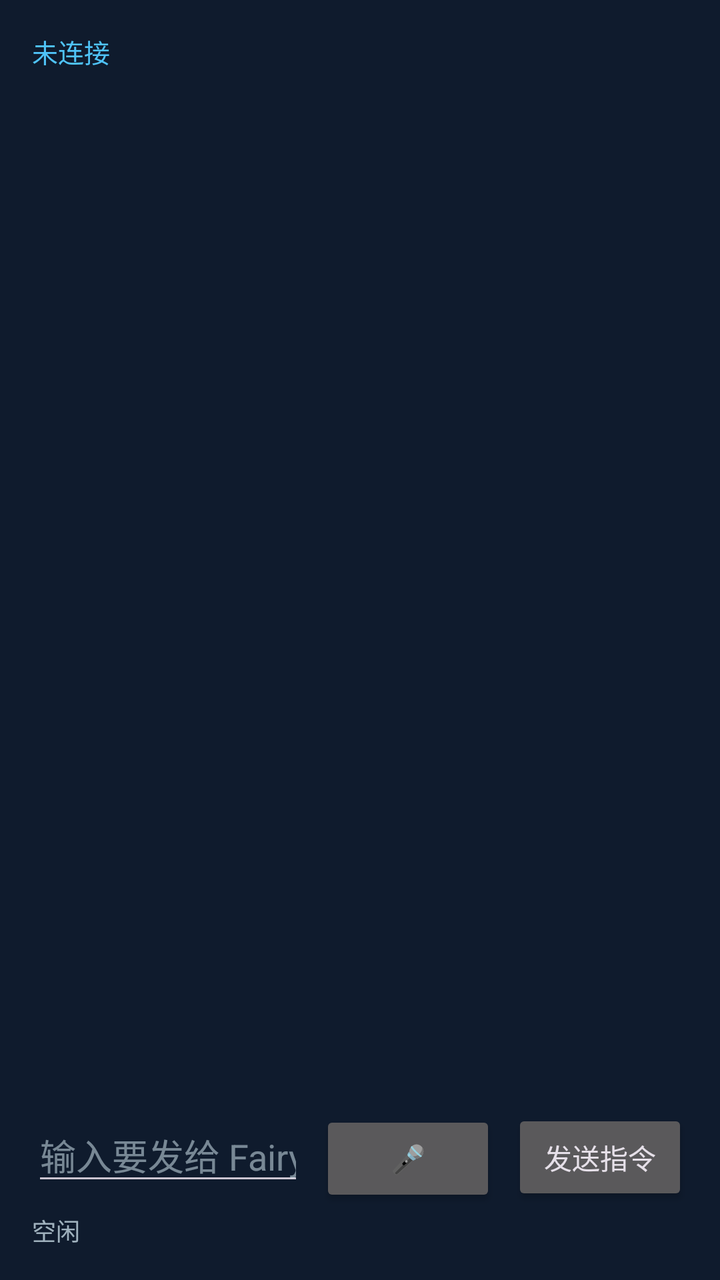
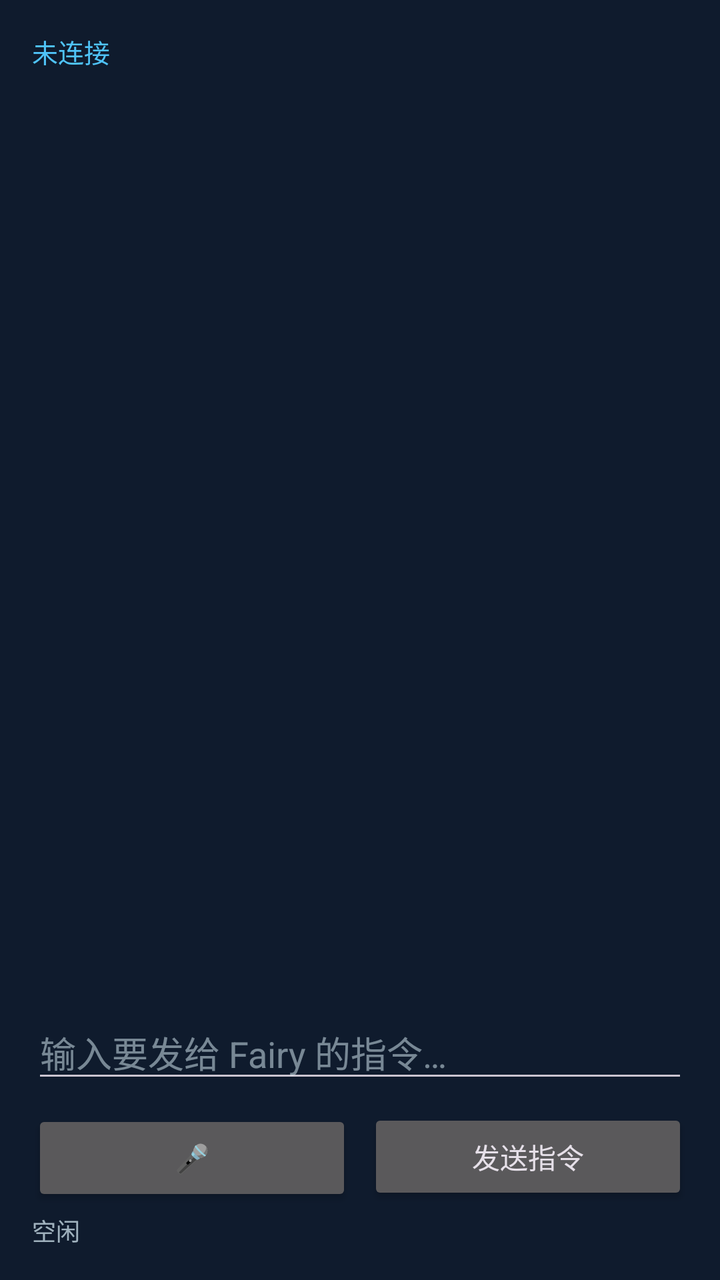

An Android layout rendered at two revisions. The XML below is the earlier revision; the diff shows what the commit changed to produce the second picture.
<!-- AndroidManifest.xml: application theme Theme.FairyVoice -->
<!-- res/layout/fragment_chat.xml -->
<?xml version="1.0" encoding="utf-8"?>
<LinearLayout xmlns:android="http://schemas.android.com/apk/res/android"
    android:layout_width="match_parent"
    android:layout_height="match_parent"
    android:orientation="vertical"
    android:background="@color/fairy_bg"
    android:padding="16dp">

    <TextView
        android:id="@+id/tvChatStatus"
        android:layout_width="match_parent"
        android:layout_height="wrap_content"
        android:text="@string/status_disconnected"
        android:textColor="@color/fairy_blue"
        android:textSize="13sp" />

    <androidx.recyclerview.widget.RecyclerView
        android:id="@+id/rvChat"
        android:layout_width="match_parent"
        android:layout_height="0dp"
        android:layout_weight="1"
        android:layout_marginTop="8dp"
        android:clipToPadding="false"
        android:paddingBottom="8dp"
        android:scrollbars="vertical" />

    <LinearLayout
        android:layout_width="match_parent"
        android:layout_height="wrap_content"
        android:layout_marginTop="8dp"
        android:orientation="horizontal">

        <EditText
            android:id="@+id/etChatInput"
            android:layout_width="0dp"
            android:layout_height="wrap_content"
            android:layout_weight="1"
            android:hint="@string/hint_ask_input"
            android:imeOptions="actionSend"
            android:inputType="text"
            android:maxLines="3"
            android:textColor="@color/fairy_text"
            android:textColorHint="#80E1F5FE" />

        <Button
            android:id="@+id/btnChatMic"
            android:layout_width="wrap_content"
            android:layout_height="wrap_content"
            android:layout_marginStart="8dp"
            android:text="@string/btn_mic" />

        <Button
            android:id="@+id/btnChatSend"
            android:layout_width="wrap_content"
            android:layout_height="wrap_content"
            android:layout_marginStart="8dp"
            android:text="@string/btn_send_ask" />
    </LinearLayout>

    <TextView
        android:id="@+id/tvChatState"
        android:layout_width="match_parent"
        android:layout_height="wrap_content"
        android:layout_marginTop="4dp"
        android:text="@string/voice_state_idle"
        android:textColor="#B0E1F5FE"
        android:textSize="12sp" />
</LinearLayout>
<!-- resources referenced by this layout -->
<resources>
  <color name="fairy_bg">#0F1B2D</color>
  <color name="fairy_blue">#4FC3F7</color>
  <color name="fairy_text">#E1F5FE</color>
  <string name="btn_mic">🎤</string>
  <string name="btn_send_ask">发送指令</string>
  <string name="hint_ask_input">输入要发给 Fairy 的指令…</string>
  <string name="status_disconnected">未连接</string>
  <string name="voice_state_idle">空闲</string>
  <style name="Theme.FairyVoice" parent="Theme.Material3.Dark.NoActionBar">
          <item name="colorPrimary">@color/fairy_blue</item>
          <item name="colorOnPrimary">#06121F</item>
          <item name="colorSecondary">@color/fairy_blue_dark</item>
          <item name="android:statusBarColor">@color/fairy_bg</item>
          <item name="android:navigationBarColor">@color/fairy_bg</item>
          
          <item name="android:windowOptOutEdgeToEdgeEnforcement">true</item>
      </style>
  <color name="fairy_blue_dark">#0288D1</color>
</resources>

<!-- the commit's change to res/layout/fragment_chat.xml (unified diff, before → after) -->
@@ -24,35 +24,36 @@
         android:paddingBottom="8dp"
         android:scrollbars="vertical" />
 
+    <EditText
+        android:id="@+id/etChatInput"
+        android:layout_width="match_parent"
+        android:layout_height="wrap_content"
+        android:layout_marginTop="8dp"
+        android:hint="@string/hint_ask_input"
+        android:imeOptions="actionSend"
+        android:inputType="text"
+        android:maxLines="3"
+        android:textColor="@color/fairy_text"
+        android:textColorHint="#80E1F5FE" />
+
     <LinearLayout
         android:layout_width="match_parent"
         android:layout_height="wrap_content"
         android:layout_marginTop="8dp"
         android:orientation="horizontal">
 
-        <EditText
-            android:id="@+id/etChatInput"
+        <Button
+            android:id="@+id/btnChatMic"
             android:layout_width="0dp"
             android:layout_height="wrap_content"
             android:layout_weight="1"
-            android:hint="@string/hint_ask_input"
-            android:imeOptions="actionSend"
-            android:inputType="text"
-            android:maxLines="3"
-            android:textColor="@color/fairy_text"
-            android:textColorHint="#80E1F5FE" />
-
-        <Button
-            android:id="@+id/btnChatMic"
-            android:layout_width="wrap_content"
-            android:layout_height="wrap_content"
-            android:layout_marginStart="8dp"
             android:text="@string/btn_mic" />
 
         <Button
             android:id="@+id/btnChatSend"
-            android:layout_width="wrap_content"
+            android:layout_width="0dp"
             android:layout_height="wrap_content"
+            android:layout_weight="1"
             android:layout_marginStart="8dp"
             android:text="@string/btn_send_ask" />
     </LinearLayout>
